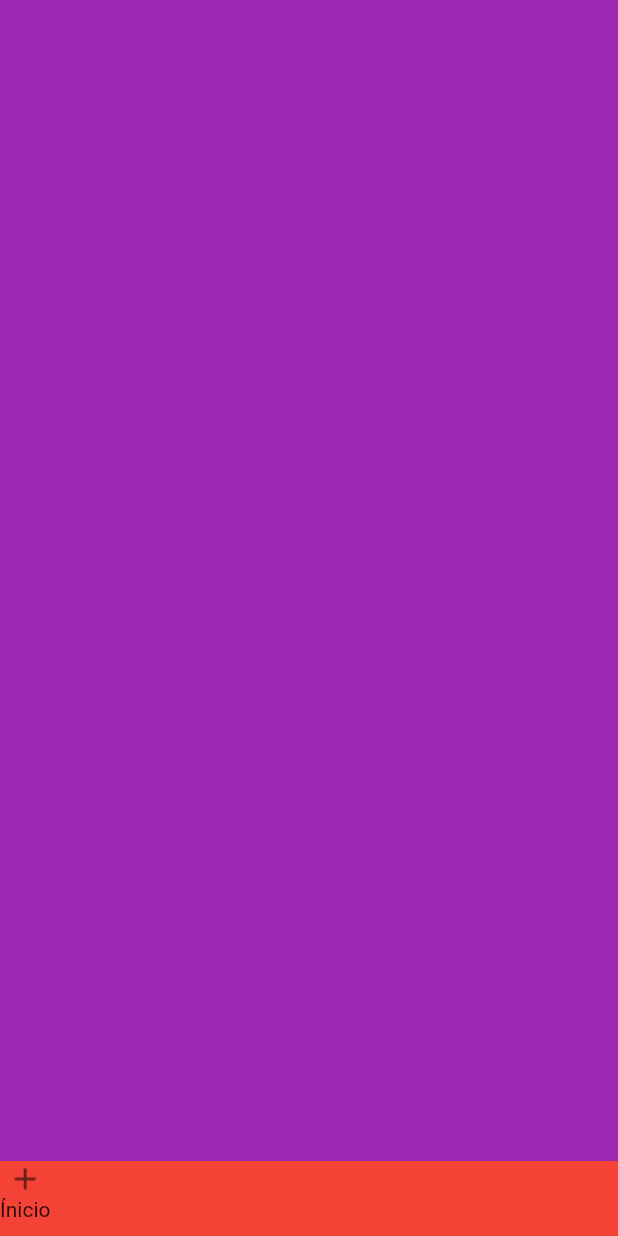
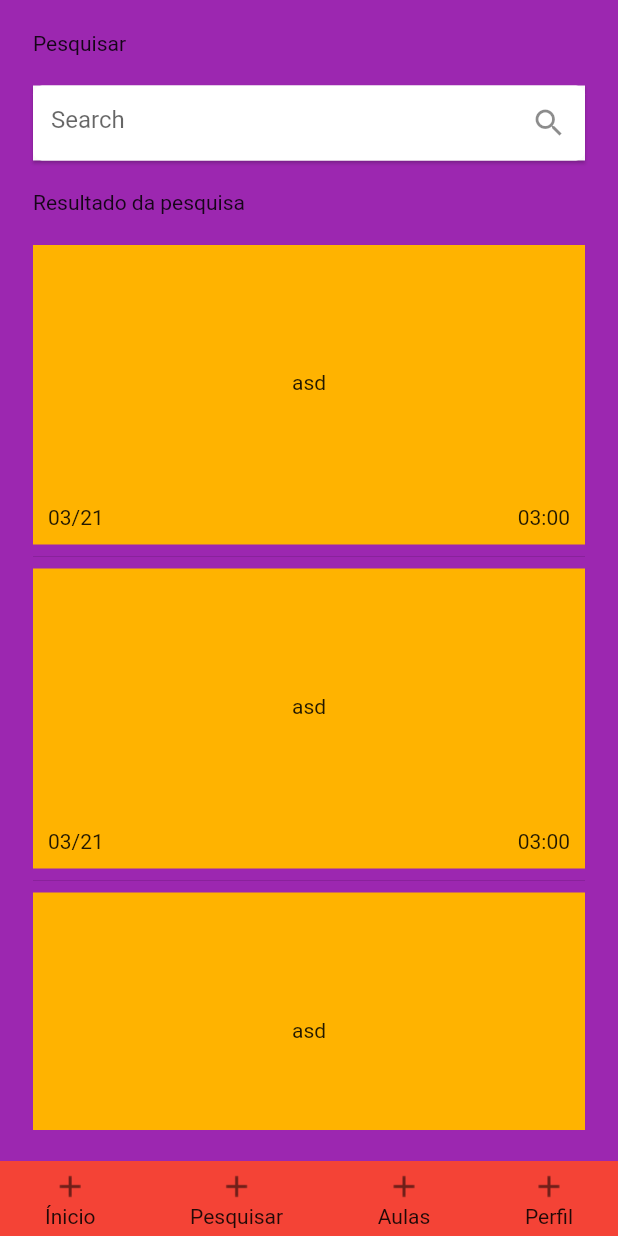
Before and after one commit to DenisKen/HackatonTime51, a Flutter app: the screen it shows after launch, on a phone screen of 412 x 824 dp. Run offline on Flutter 3.47's test engine with Material 2 defaults, Android fonts, the phone set to English and light mode, and no system bars; our stand-ins replace permission_handler, shared_preferences; missing offline and left inert: agora_rtc_engine.

Commit message:
Created Inutfield_search. Migrate Home's files to Home's folder.

```diff
--- a/lib/components/class_panel.dart
+++ b/lib/components/class_panel.dart
@@ -15,7 +15,6 @@ class ClassPanel extends StatelessWidget {
   Widget build(BuildContext context) {
     return GestureDetector(
       onTap: () {
-
         print("Class_Panel Tapped");
         Navigator.push(
             context,
@@ -31,7 +30,8 @@ class ClassPanel extends StatelessWidget {
         height: 200,
         color: Colors.amber[600],
         child: Column(children: [
-          Align(
+          live
+              ? Align(
                   alignment: Alignment.topLeft,
                   child: Container(
                       width: 60,
@@ -39,8 +39,10 @@ class ClassPanel extends StatelessWidget {
                       decoration: BoxDecoration(
                           color: Colors.grey,
                           borderRadius: BorderRadius.all(Radius.circular(10))),
-                child: FittedBox(fit: BoxFit.contain, child: Text('live'))),
-          ),
+                      child:
+                          FittedBox(fit: BoxFit.contain, child: Text('live'))),
+                )
+              : Container(),
           Expanded(child: Center(child: Text('$title'))),
           Align(
             alignment: Alignment.bottomCenter,
--- /dev/null
+++ b/lib/components/inputfield_search.dart
@@ -0,0 +1,41 @@
+import 'package:flutter/material.dart';
+
+class InputFieldSearch extends StatefulWidget {
+  final TextEditingController controller;
+  final Function(String) onChanged;
+
+  final double width;
+
+  const InputFieldSearch({Key key, this.controller, this.onChanged, this.width})
+      : super(key: key);
+
+  @override
+  _InputFieldSearchState createState() => _InputFieldSearchState();
+}
+
+class _InputFieldSearchState extends State<InputFieldSearch> {
+  @override
+  Widget build(BuildContext context) {
+    return Container(
+      child: SizedBox(
+          width: widget.width,
+          height: 50,
+          child: Material(
+            elevation: 1,
+            child: TextField(
+                controller: widget.controller,
+                onChanged: widget.onChanged,
+                decoration: InputDecoration(
+                    suffixIcon: Icon(Icons.search),
+                    hintText: 'Search',
+                    hintStyle: null,
+                    border: new OutlineInputBorder(
+                      borderRadius: BorderRadius.circular(6.0),
+                      borderSide: BorderSide.none,
+                    ),
+                    filled: true,
+                    fillColor: Colors.white)),
+          )),
+    );
+  }
+}
--- a/lib/manager_route.dart
+++ b/lib/manager_route.dart
@@ -1,4 +1,4 @@
-import 'package:Discere/screens/home.dart';
+import 'package:Discere/screens/home/home.dart';
 import 'package:Discere/screens/loading.dart';
 import 'package:Discere/screens/login.dart';
 import 'package:Discere/utils/enum_authStatus.dart';
--- a/lib/screens/home.dart
+++ b/lib/screens/home/home.dart
@@ -1,10 +1,9 @@
 import 'package:Discere/components/appbar_back.dart';
-import 'package:Discere/components/appbar_bottom.dart';
 import 'package:Discere/models/user.dart';
-import 'package:Discere/screens/discover.dart';
-import 'package:Discere/screens/my_classes.dart';
-import 'package:Discere/screens/search.dart';
-import 'package:Discere/screens/student_profile.dart';
+import 'package:Discere/screens/home/discover.dart';
+import 'package:Discere/screens/home/my_classes.dart';
+import 'package:Discere/screens/home/search.dart';
+import 'package:Discere/screens/home/student_profile.dart';
 import 'package:Discere/theme/style.dart';
 import 'package:flutter/material.dart';
 
@@ -46,18 +45,26 @@ class _HomeState extends State<Home> {
 
   Widget _appBarBottom(){
      return Container(
+      padding: EdgeInsets.symmetric(horizontal: 30, vertical: 5),
       height: 50,
       color: Colors.red,
       child: Row(
+        crossAxisAlignment: CrossAxisAlignment.center,
+        mainAxisAlignment: MainAxisAlignment.spaceBetween,
         children: [
-          _icon(ThemeAsset.addPlus, 'Ínicio')
+          _icon(ThemeAsset.addPlus, 'Ínicio'),
+          _icon(ThemeAsset.addPlus, 'Pesquisar'),
+          _icon(ThemeAsset.addPlus, 'Aulas'),
+          _icon(ThemeAsset.addPlus, 'Perfil')
         ],
       ),
     );
   }
   Widget _icon(String asset, String text) {
-    return Column(
-      children: [Image(image: AssetImage(asset)), Text(text)],
+    return Container(
+      child: Column(
+        children: [Image(image: AssetImage(asset)), Text(text)],
+      ),
     );
   }
 
--- /dev/null
+++ b/lib/screens/home/search.dart
@@ -0,0 +1,68 @@
+import 'package:Discere/components/class_panel.dart';
+import 'package:Discere/components/input_fields.dart';
+import 'package:Discere/components/inputfield_search.dart';
+import 'package:Discere/utils/size_config.dart';
+import 'package:flutter/material.dart';
+
+class Search extends StatefulWidget {
+  @override
+  _SearchState createState() => _SearchState();
+}
+
+class _SearchState extends State<Search> {
+  @override
+  Widget build(BuildContext context) {
+    return Container(
+      padding: EdgeInsets.symmetric(horizontal: 22, vertical: 21),
+      height: SizeConfig.safeBlockVertical * 100,
+        width: SizeConfig.safeBlockHorizontal * 100,
+      child: Container(
+
+        child: Column(
+          crossAxisAlignment: CrossAxisAlignment.start,
+          children: [
+            Text('Pesquisar'),
+            Padding(padding: EdgeInsets.only(bottom: 20)),
+            _searchField(),
+            Padding(padding: EdgeInsets.only(bottom: 20)),
+            Text('Resultado da pesquisa'),
+            Padding(padding: EdgeInsets.only(bottom: 20)),
+            _listSearch()
+          ],
+        ),
+      ),
+      color: Colors.purple,
+    );
+  }
+
+  Widget _searchField() {
+    return Row(
+      children: [
+        InputFieldSearch(
+          width: (SizeConfig.safeBlockHorizontal * 100) - 44,
+          onChanged: (value) {},
+        ),
+      ],
+    );
+  }
+
+  Widget _listSearch() {
+    return Expanded(
+      child: ListView.separated(
+          scrollDirection: Axis.vertical,
+          shrinkWrap: true,
+          itemCount: 4,
+
+          itemBuilder: (BuildContext context, index) {
+            return ClassPanel(
+              title: 'asd',
+              date: '03/21',
+              hour: '03:00',
+              live: false,
+            );
+          },
+          separatorBuilder: (BuildContext context, int index) =>
+              const Divider()),
+    );
+  }
+}
--- a/lib/screens/search.dart
+++ /dev/null
@@ -1,15 +0,0 @@
-import 'package:flutter/material.dart';
-
-class Search extends StatefulWidget {
-  @override
-  _SearchState createState() => _SearchState();
-}
-
-class _SearchState extends State<Search> {
-  @override
-  Widget build(BuildContext context) {
-    return Container(
-      color: Colors.purple,
-    );
-  }
-}
--- a/lib/screens/signup/signup_screen.dart
+++ b/lib/screens/signup/signup_screen.dart
@@ -2,7 +2,7 @@ import 'package:Discere/components/appbar_back.dart';
 import 'package:Discere/components/continue_button.dart';
 import 'package:Discere/models/signup_data.dart';
 import 'package:Discere/models/user_notifier.dart';
-import 'package:Discere/screens/home.dart';
+import 'package:Discere/screens/home/home.dart';
 import 'package:Discere/screens/signup/signup_step_birth.dart';
 import 'package:Discere/screens/signup/signup_step_email.dart';
 import 'package:Discere/screens/signup/signup_step_genre.dart';
```
Also changed, not shown: lib/screens/discover.dart (deleted, +0 -36 lines), lib/screens/home/discover.dart (added, +40 -0 lines), lib/screens/home/my_classes.dart (added, +40 -0 lines), lib/screens/home/student_profile.dart (added, +97 -0 lines), lib/screens/my_classes.dart (deleted, +0 -10 lines), lib/screens/student_profile.dart (deleted, +0 -52 lines). Lines whose indentation alone changed are shown as unchanged.
